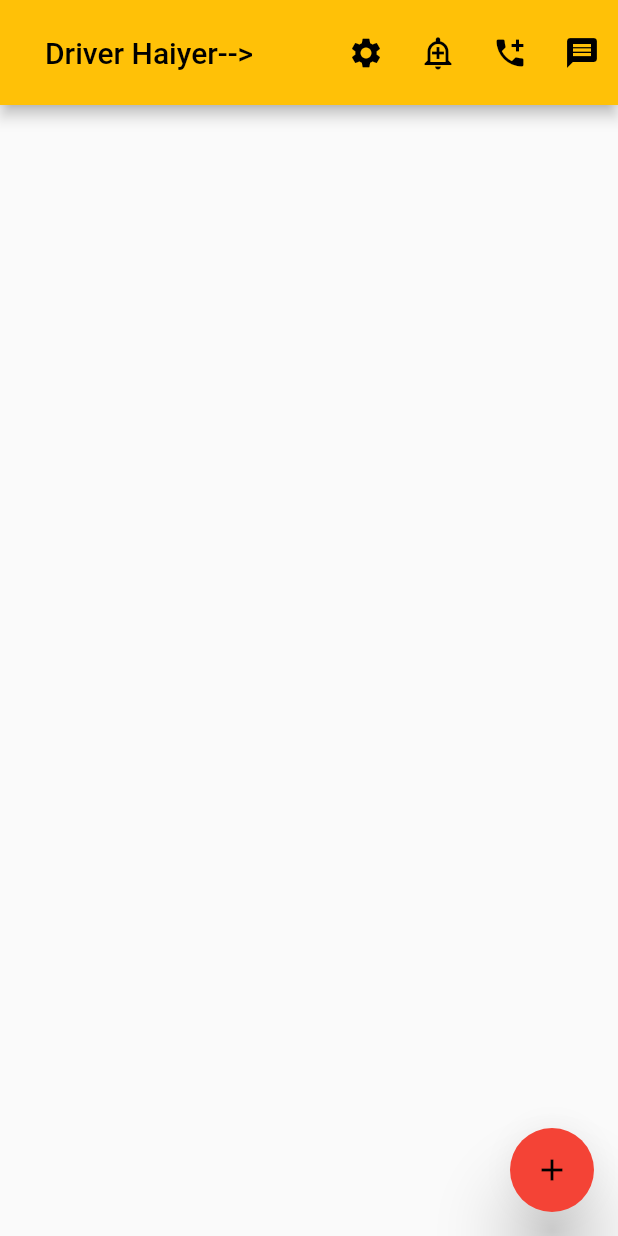
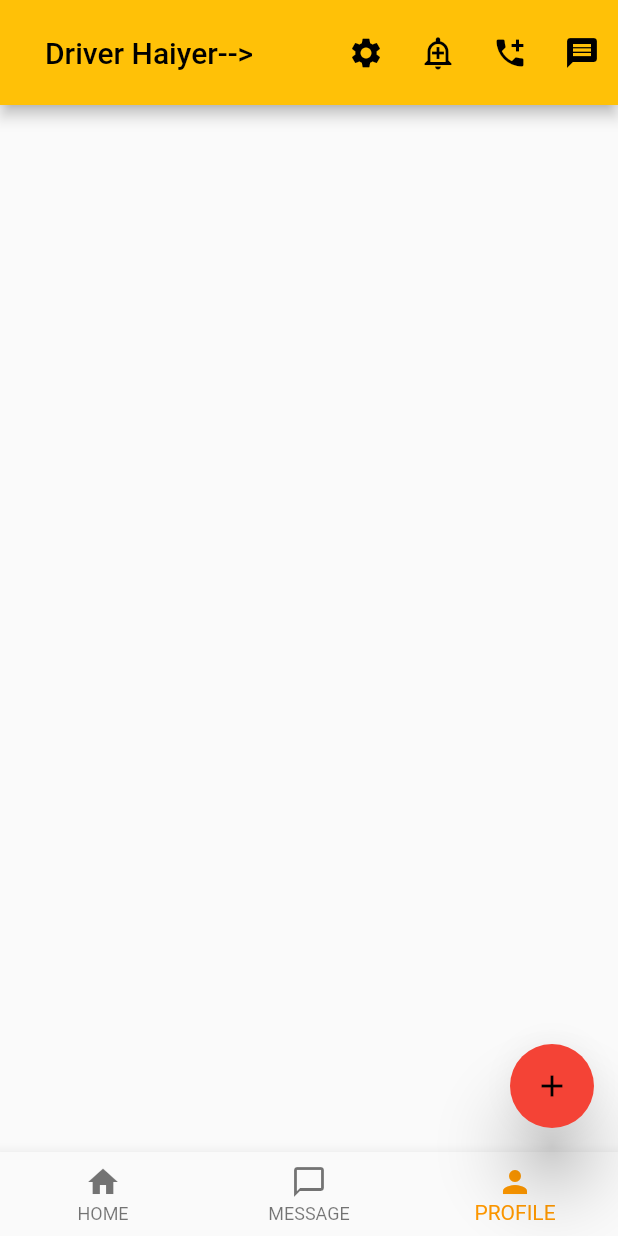
Before and after one commit to tutonroy1807/Flutter_Basic_App, a Flutter app: the screen it shows after launch, on a phone screen of 412 x 824 dp. Run offline on Flutter 3.47's test engine with Material 2 defaults, Android fonts, the phone set to English and light mode, and no system bars.

Commit message:
BottomNavigation bar: all bottom tab include here.

```diff
--- a/lib/main.dart
+++ b/lib/main.dart
@@ -64,6 +64,29 @@ class HomePage extends StatelessWidget {
           MySnackBar("please add something", context);
         },
       ),
+      bottomNavigationBar: BottomNavigationBar(
+        currentIndex : 2,
+        items: [
+          BottomNavigationBarItem(icon: Icon(Icons.home), label: "HOME"),
+          BottomNavigationBarItem(icon: Icon(Icons.messenger_outline), label: "MESSAGE"),
+          BottomNavigationBarItem(icon: Icon(Icons.person), label: "PROFILE"),
+        ],
+
+        onTap: (int index){
+          if(index==0){
+            MySnackBar("Its a HomeButton", context);
+         }
+          if(index == 1){
+            MySnackBar("All message comes here", context);
+        }
+          if(index == 2)
+            {
+              MySnackBar("Its Your Profile", context);
+            }
+      },
+
+
+      ),
     );
   }
 }
```
